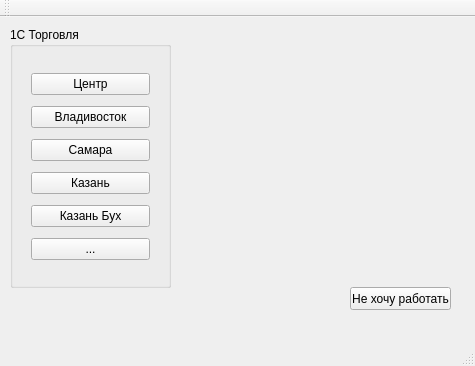
This is mainwindow.ui in Valeryn4/1Crun as Qt 5 draws it before an edit. The edited form follows.
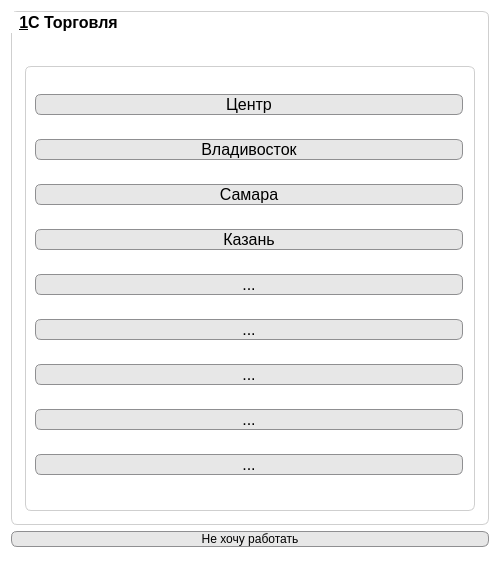
This is the edited form.

What changed in the file:
```diff
--- a/mainwindow.ui
+++ b/mainwindow.ui
@@ -6,112 +6,442 @@
    <rect>
     <x>0</x>
     <y>0</y>
-    <width>475</width>
-    <height>366</height>
+    <width>500</width>
+    <height>580</height>
    </rect>
   </property>
+  <property name="minimumSize">
+   <size>
+    <width>500</width>
+    <height>580</height>
+   </size>
+  </property>
+  <property name="maximumSize">
+   <size>
+    <width>500</width>
+    <height>580</height>
+   </size>
+  </property>
   <property name="windowTitle">
    <string>MainWindow</string>
   </property>
+  <property name="styleSheet">
+   <string notr="true">background-color: rgb(255, 255, 255);
+</string>
+  </property>
   <widget class="QWidget" name="centralWidget">
-   <widget class="QPushButton" name="pushButton_exit">
-    <property name="geometry">
-     <rect>
-      <x>350</x>
-      <y>270</y>
-      <width>101</width>
-      <height>23</height>
-     </rect>
-    </property>
-    <property name="text">
-     <string>Не хочу работать</string>
-    </property>
-   </widget>
-   <widget class="QGroupBox" name="groupBoxtorg">
-    <property name="geometry">
-     <rect>
-      <x>10</x>
-      <y>10</y>
-      <width>161</width>
-      <height>261</height>
-     </rect>
-    </property>
-    <property name="title">
-     <string>1С Торговля</string>
-    </property>
-    <widget class="QWidget" name="verticalLayoutWidget">
-     <property name="geometry">
-      <rect>
-       <x>10</x>
-       <y>30</y>
-       <width>141</width>
-       <height>221</height>
-      </rect>
-     </property>
-     <layout class="QVBoxLayout" name="verticalLayout">
+   <layout class="QVBoxLayout" name="verticalLayout_2">
+    <item>
+     <layout class="QHBoxLayout" name="horizontalLayout">
       <item>
-       <widget class="QPushButton" name="pushButton_1">
-        <property name="text">
-         <string>Центр</string>
+       <widget class="QGroupBox" name="groupBoxtorg">
+        <property name="font">
+         <font>
+          <pointsize>12</pointsize>
+          <weight>75</weight>
+          <bold>true</bold>
+         </font>
         </property>
-       </widget>
-      </item>
-      <item>
-       <widget class="QPushButton" name="pushButton_2">
-        <property name="text">
-         <string>Владивосток</string>
+        <property name="mouseTracking">
+         <bool>false</bool>
         </property>
-       </widget>
-      </item>
-      <item>
-       <widget class="QPushButton" name="pushButton_3">
-        <property name="text">
-         <string>Самара</string>
+        <property name="styleSheet">
+         <string notr="true">border-radius: 6px;
+border: 1px solid;
+border-color: rgb(207, 207, 207);</string>
         </property>
-       </widget>
-      </item>
-      <item>
-       <widget class="QPushButton" name="pushButton_4">
-        <property name="text">
-         <string>Казань</string>
+        <property name="title">
+         <string>&amp;1С Торговля</string>
         </property>
-       </widget>
-      </item>
-      <item>
-       <widget class="QPushButton" name="pushButton_5">
-        <property name="text">
-         <string>Казань Бух</string>
+        <property name="flat">
+         <bool>false</bool>
         </property>
-       </widget>
-      </item>
-      <item>
-       <widget class="QPushButton" name="pushButton_6">
-        <property name="text">
-         <string>...</string>
+        <property name="checkable">
+         <bool>false</bool>
         </property>
+        <layout class="QHBoxLayout" name="horizontalLayout_3">
+         <property name="topMargin">
+          <number>30</number>
+         </property>
+         <item>
+          <widget class="QFrame" name="verticalFrame">
+           <property name="styleSheet">
+            <string notr="true"> border-radius: 6px;
+border: 1px solid;
+border-color: rgb(207, 207, 207);
+
+</string>
+           </property>
+           <layout class="QVBoxLayout" name="verticalLayout">
+            <property name="spacing">
+             <number>6</number>
+            </property>
+            <property name="leftMargin">
+             <number>9</number>
+            </property>
+            <property name="topMargin">
+             <number>9</number>
+            </property>
+            <property name="bottomMargin">
+             <number>9</number>
+            </property>
+            <item>
+             <widget class="QPushButton" name="pushButton_1">
+              <property name="font">
+               <font>
+                <pointsize>12</pointsize>
+                <weight>50</weight>
+                <bold>false</bold>
+                <kerning>true</kerning>
+               </font>
+              </property>
+              <property name="styleSheet">
+               <string notr="true">QPushButton {
+    border: 1px solid #8f8f91;
+    border-radius: 6px;
+    
+	background-color: rgb(231, 231, 231);
+    min-width: 80px;
+}
+
+
+QPushButton:pressed {
+   
+	background-color: rgb(248, 248, 248);
+}
+
+
+QPushButton:open { 
+    
+	background-color: rgb(244, 244, 244);
+}
+
+</string>
+              </property>
+              <property name="text">
+               <string>Центр</string>
+              </property>
+              <property name="autoRepeatInterval">
+               <number>100</number>
+              </property>
+             </widget>
+            </item>
+            <item>
+             <widget class="QPushButton" name="pushButton_2">
+              <property name="font">
+               <font>
+                <pointsize>12</pointsize>
+                <weight>50</weight>
+                <bold>false</bold>
+               </font>
+              </property>
+              <property name="styleSheet">
+               <string notr="true">QPushButton {
+    border: 1px solid #8f8f91;
+    border-radius: 6px;
+    
+	background-color: rgb(231, 231, 231);
+    min-width: 80px;
+}
+
+
+QPushButton:pressed {
+   
+	background-color: rgb(248, 248, 248);
+}
+
+
+QPushButton:open { 
+    
+	background-color: rgb(244, 244, 244);
+}
+</string>
+              </property>
+              <property name="text">
+               <string>Владивосток</string>
+              </property>
+             </widget>
+            </item>
+            <item>
+             <widget class="QPushButton" name="pushButton_3">
+              <property name="font">
+               <font>
+                <pointsize>12</pointsize>
+                <weight>50</weight>
+                <bold>false</bold>
+               </font>
+              </property>
+              <property name="styleSheet">
+               <string notr="true">QPushButton {
+    border: 1px solid #8f8f91;
+    border-radius: 6px;
+    
+	background-color: rgb(231, 231, 231);
+    min-width: 80px;
+}
+
+
+QPushButton:pressed {
+   
+	background-color: rgb(248, 248, 248);
+}
+
+
+QPushButton:open { 
+    
+	background-color: rgb(244, 244, 244);
+}
+</string>
+              </property>
+              <property name="text">
+               <string>Самара</string>
+              </property>
+             </widget>
+            </item>
+            <item>
+             <widget class="QPushButton" name="pushButton_4">
+              <property name="font">
+               <font>
+                <pointsize>12</pointsize>
+                <weight>50</weight>
+                <bold>false</bold>
+               </font>
+              </property>
+              <property name="styleSheet">
+               <string notr="true">QPushButton {
+    border: 1px solid #8f8f91;
+    border-radius: 6px;
+    
+	background-color: rgb(231, 231, 231);
+    min-width: 80px;
+}
+
+
+QPushButton:pressed {
+   
+	background-color: rgb(248, 248, 248);
+}
+
+
+QPushButton:open { 
+    
+	background-color: rgb(244, 244, 244);
+}
+</string>
+              </property>
+              <property name="text">
+               <string>Казань</string>
+              </property>
+             </widget>
+            </item>
+            <item>
+             <widget class="QPushButton" name="pushButton_5">
+              <property name="font">
+               <font>
+                <pointsize>12</pointsize>
+               </font>
+              </property>
+              <property name="styleSheet">
+               <string notr="true">QPushButton {
+    border: 1px solid #8f8f91;
+    border-radius: 6px;
+    
+	background-color: rgb(231, 231, 231);
+    min-width: 80px;
+}
+
+
+QPushButton:pressed {
+   
+	background-color: rgb(248, 248, 248);
+}
+
+
+QPushButton:open { 
+    
+	background-color: rgb(244, 244, 244);
+}
+</string>
+              </property>
+              <property name="text">
+               <string>...</string>
+              </property>
+             </widget>
+            </item>
+            <item>
+             <widget class="QPushButton" name="pushButton_6">
+              <property name="font">
+               <font>
+                <pointsize>12</pointsize>
+               </font>
+              </property>
+              <property name="styleSheet">
+               <string notr="true">QPushButton {
+    border: 1px solid #8f8f91;
+    border-radius: 6px;
+    
+	background-color: rgb(231, 231, 231);
+    min-width: 80px;
+}
+
+
+QPushButton:pressed {
+   
+	background-color: rgb(248, 248, 248);
+}
+
+
+QPushButton:open { 
+    
+	background-color: rgb(244, 244, 244);
+}
+</string>
+              </property>
+              <property name="text">
+               <string>...</string>
+              </property>
+             </widget>
+            </item>
+            <item>
+             <widget class="QPushButton" name="pushButton">
+              <property name="font">
+               <font>
+                <pointsize>12</pointsize>
+               </font>
+              </property>
+              <property name="styleSheet">
+               <string notr="true">QPushButton {
+    border: 1px solid #8f8f91;
+    border-radius: 6px;
+    
+	background-color: rgb(231, 231, 231);
+    min-width: 80px;
+}
+
+
+QPushButton:pressed {
+   
+	background-color: rgb(248, 248, 248);
+}
+
+
+QPushButton:open { 
+    
+	background-color: rgb(244, 244, 244);
+}
+</string>
+              </property>
+              <property name="text">
+               <string>...</string>
+              </property>
+             </widget>
+            </item>
+            <item>
+             <widget class="QPushButton" name="pushButton_7">
+              <property name="font">
+               <font>
+                <pointsize>12</pointsize>
+               </font>
+              </property>
+              <property name="styleSheet">
+               <string notr="true">QPushButton {
+    border: 1px solid #8f8f91;
+    border-radius: 6px;
+    
+	background-color: rgb(231, 231, 231);
+    min-width: 80px;
+}
+
+
+QPushButton:pressed {
+   
+	background-color: rgb(248, 248, 248);
+}
+
+
+QPushButton:open { 
+    
+	background-color: rgb(244, 244, 244);
+}
+</string>
+              </property>
+              <property name="text">
+               <string>...</string>
+              </property>
+             </widget>
+            </item>
+            <item>
+             <widget class="QPushButton" name="pushButton_8">
+              <property name="font">
+               <font>
+                <pointsize>12</pointsize>
+               </font>
+              </property>
+              <property name="styleSheet">
+               <string notr="true">QPushButton {
+    border: 1px solid #8f8f91;
+    border-radius: 6px;
+    
+	background-color: rgb(231, 231, 231);
+    min-width: 80px;
+}
+
+
+QPushButton:pressed {
+   
+	background-color: rgb(248, 248, 248);
+}
+
+
+QPushButton:open { 
+    
+	background-color: rgb(244, 244, 244);
+}
+</string>
+              </property>
+              <property name="text">
+               <string>...</string>
+              </property>
+             </widget>
+            </item>
+           </layout>
+          </widget>
+         </item>
+        </layout>
        </widget>
       </item>
      </layout>
-    </widget>
-   </widget>
-  </widget>
-  <widget class="QMenuBar" name="menuBar">
-   <property name="geometry">
-    <rect>
-     <x>0</x>
-     <y>0</y>
-     <width>475</width>
-     <height>21</height>
-    </rect>
-   </property>
-  </widget>
-  <widget class="QToolBar" name="mainToolBar">
-   <attribute name="toolBarArea">
-    <enum>TopToolBarArea</enum>
-   </attribute>
-   <attribute name="toolBarBreak">
-    <bool>false</bool>
-   </attribute>
+    </item>
+    <item>
+     <widget class="QPushButton" name="pushButton_exit">
+      <property name="styleSheet">
+       <string notr="true">QPushButton {
+    border: 1px solid #8f8f91;
+    border-radius: 6px;
+    
+	background-color: rgb(231, 231, 231);
+    min-width: 80px;
+}
+
+
+QPushButton:pressed {
+   
+	background-color: rgb(248, 248, 248);
+}
+
+
+QPushButton:open { 
+    
+	background-color: rgb(244, 244, 244);
+}
+</string>
+      </property>
+      <property name="text">
+       <string>Не хочу работать</string>
+      </property>
+     </widget>
+    </item>
+   </layout>
   </widget>
   <widget class="QStatusBar" name="statusBar"/>
  </widget>
```
